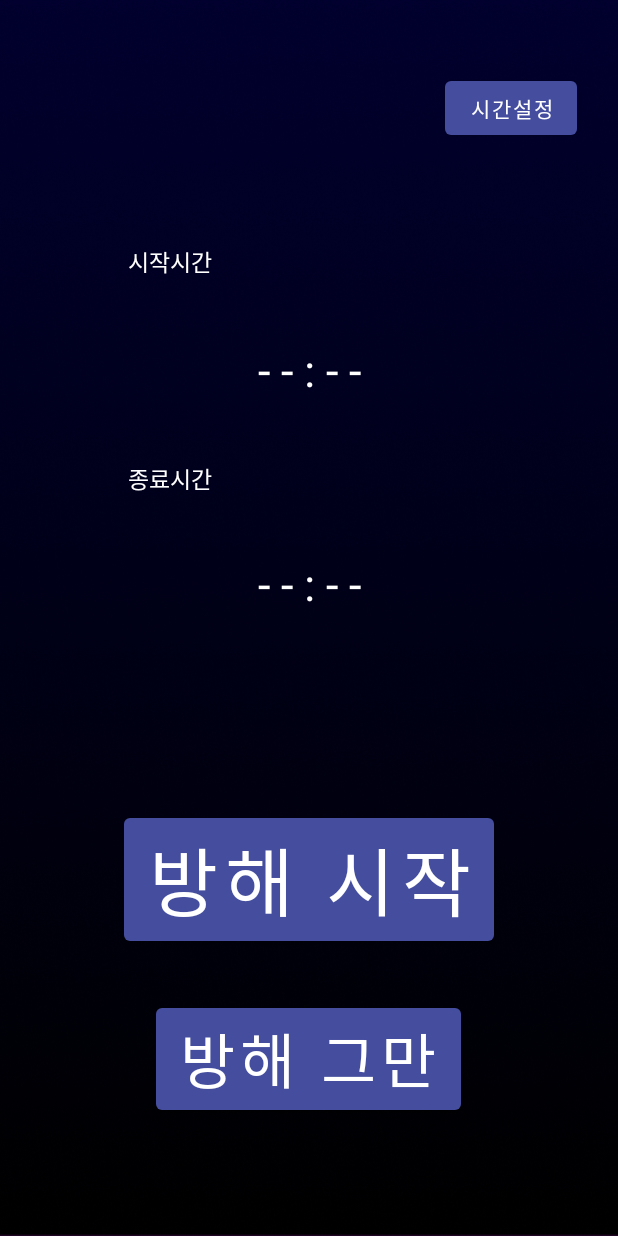
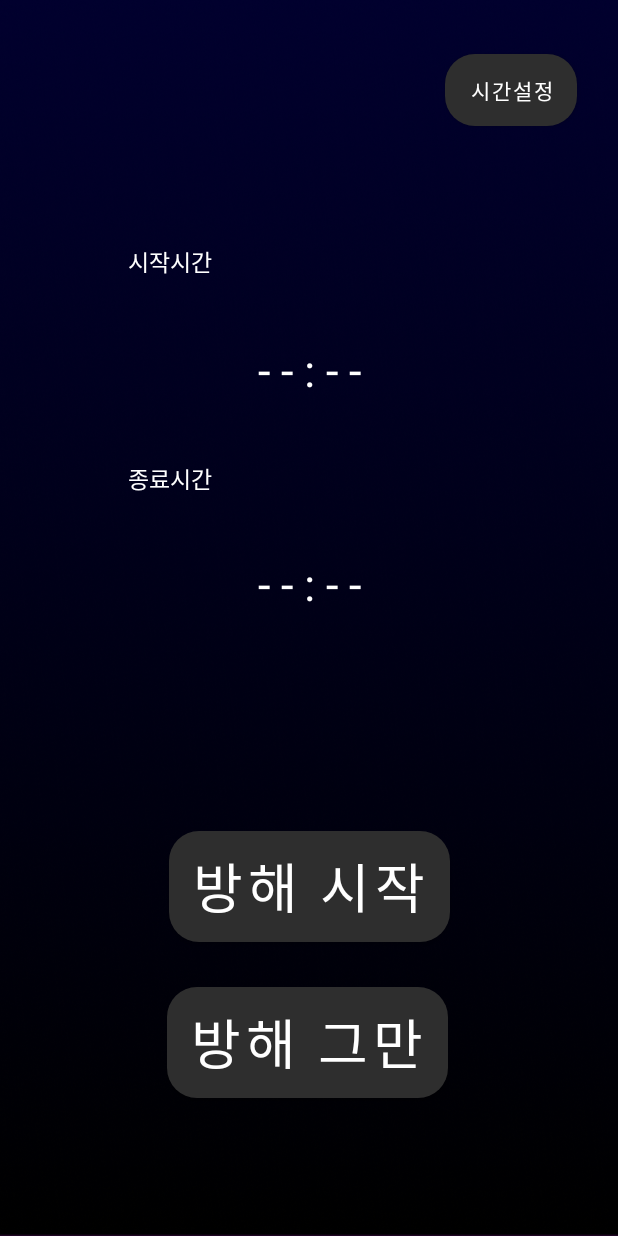
Before and after one commit to ZKAU/dontusephone, an Android app: the screen it shows after launch (MainActivity), on a phone screen of 412 x 824 dp. Run offline under Robolectric (Android 15) with nearby library versions, the phone set to English and light mode, and no system bars.

```diff
--- a/app/src/main/AndroidManifest.xml
+++ b/app/src/main/AndroidManifest.xml
@@ -1,6 +1,7 @@
 <?xml version="1.0" encoding="utf-8"?>
 <manifest xmlns:android="http://schemas.android.com/apk/res/android"
           package="kr.ac.cnu.computer.dontusephone">
+    <uses-permission android:name="android.permission.FOREGROUND_SERVICE"/>
     <uses-permission android:name="android.permission.SYSTEM_ALERT_WINDOW" />
 
     <application
@@ -10,12 +11,14 @@
             android:roundIcon="@mipmap/ic_launcher_round"
             android:supportsRtl="true"
             android:exported="true"
+            android:name=".getSleep"
             android:theme="@style/Theme.Dontusephone">
 
         <service
                 android:name=".MyService"
                 android:enabled="true"
                 android:exported="true"
+                android:process=":myservice"
                 android:permission="android.permission.SYSTEM_ALERT_WINDOW"/>
         <activity android:name=".SplashActivity"
                   android:exported="true">
@@ -27,6 +30,7 @@
             ></activity>
             <activity android:name=".MainActivity"
                       android:exported="true"
+
             ></activity>
         <activity android:name=".timesetting"
                   android:exported="true"
--- /dev/null
+++ b/app/src/main/res/drawable/dd.xml
@@ -0,0 +1,7 @@
+<?xml version="1.0" encoding="utf-8"?>
+<shape xmlns:android="http://schemas.android.com/apk/res/android">
+    <solid
+            android:color="#2E2E2E"/>
+    <corners
+            android:radius="20dp"/>
+</shape>
--- a/app/src/main/res/layout/activity_main.xml
+++ b/app/src/main/res/layout/activity_main.xml
@@ -22,30 +22,36 @@
             android:layout_width="wrap_content"
             android:layout_height="wrap_content"
             android:text="방해 시작"
+            android:backgroundTint="#2E2E2E"
             app:layout_constraintTop_toTopOf="parent"
             app:layout_constraintVertical_bias="0.739"
             app:layout_constraintEnd_toEndOf="parent"
             app:layout_constraintStart_toStartOf="parent"
             app:layout_constraintBottom_toBottomOf="parent"
-            android:textSize="50sp" app:backgroundTint="#444D9E"/>
+            android:background="@drawable/dd"
+            android:textSize="36dp" app:backgroundTint="#2E2E2E"/>
     <Button
             android:id="@+id/bt_stop"
             android:layout_width="wrap_content"
             android:layout_height="wrap_content"
             android:text="방해 그만"
+            android:background="@drawable/dd"
+            android:backgroundTint="#2E2E2E"
             app:layout_constraintBottom_toBottomOf="parent"
             app:layout_constraintStart_toStartOf="parent" app:layout_constraintEnd_toEndOf="parent"
             app:layout_constraintTop_toTopOf="parent"
-            app:layout_constraintVertical_bias="0.895" android:textSize="40sp"
-            app:layout_constraintHorizontal_bias="0.497" app:backgroundTint="#444D9E"/>
+            app:layout_constraintVertical_bias="0.877" android:textSize="36dp"
+            app:layout_constraintHorizontal_bias="0.497" app:backgroundTint="#2E2E2E"/>
     <Button
             android:text="시간설정"
             android:id="@+id/but3"
             android:layout_width="wrap_content"
             android:layout_height="wrap_content"
+            android:background="@drawable/dd"
+            android:backgroundTint="#2E2E2E"
             app:layout_constraintStart_toStartOf="parent" app:layout_constraintEnd_toEndOf="parent"
-            app:layout_constraintTop_toTopOf="parent" android:layout_marginTop="48dp"
-            app:layout_constraintHorizontal_bias="0.916" app:backgroundTint="#444D9E"/>
+            app:layout_constraintTop_toTopOf="parent" android:layout_marginTop="36dp"
+            app:layout_constraintHorizontal_bias="0.916" app:backgroundTint="#2E2E2E"/>
     <TextView
             android:text="- - : - -"
             android:layout_width="121dp"
--- a/app/src/main/res/layout/activity_splash.xml
+++ b/app/src/main/res/layout/activity_splash.xml
@@ -1,7 +1,7 @@
 <?xml version="1.0" encoding="utf-8"?>
 <androidx.constraintlayout.widget.ConstraintLayout xmlns:android="http://schemas.android.com/apk/res/android"
                                                    android:layout_width="match_parent"
-                                                   android:background="@drawable/back"
+                                                   android:background="@drawable/realback"
                                                    android:layout_height="match_parent">
 
 </androidx.constraintlayout.widget.ConstraintLayout>
--- a/app/src/main/res/layout/timeset.xml
+++ b/app/src/main/res/layout/timeset.xml
@@ -2,7 +2,7 @@
 <androidx.constraintlayout.widget.ConstraintLayout xmlns:android="http://schemas.android.com/apk/res/android"
                                                    xmlns:app="http://schemas.android.com/apk/res-auto" xmlns:tools="http://schemas.android.com/tools" android:layout_width="match_parent"
                                                    android:layout_height="match_parent"
-android:background="@drawable/back">
+android:background="@drawable/realback">
     <TextView
             android:layout_width="wrap_content"
             android:layout_height="wrap_content"
--- a/app/src/main/res/layout/view_in_service.xml
+++ b/app/src/main/res/layout/view_in_service.xml
@@ -23,7 +23,7 @@
             android:id="@+id/bt2"
             android:text="click"
             android:textColor="#ffffff"
-            android:src="@drawable/ssss"
+            android:src="@drawable/realsheep"
             android:layout_alignParentBottom="true"
             android:scaleType="fitCenter"
             android:layout_alignParentLeft="true"
```
Also changed, not shown: app/src/main/java/kr/ac/cnu/computer/dontusephone/MainActivity.java (+36 -8 lines), app/src/main/java/kr/ac/cnu/computer/dontusephone/MyService.java (+132 -25 lines), app/src/main/java/kr/ac/cnu/computer/dontusephone/timesetting.java (+18 -8 lines), app/src/main/res/drawable/img.png (added), app/src/main/res/drawable/realsheep.png (added).
